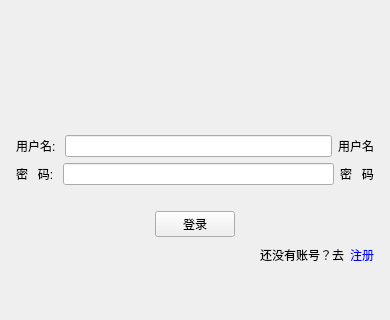
Before: the Qt Designer form logincenter.ui in witnesswish/VioletClient, drawn with Qt 5; both pictures show x 0 to 390 and y 112 to 432 of the 390 by 626 pixel window.
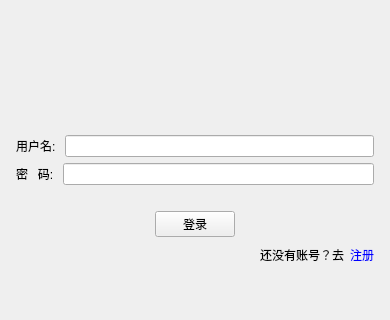
After: the same form once the commit is applied.

Commit message: add local cache and update login edit

The edit to the form file:
```diff
--- a/logincenter.ui
+++ b/logincenter.ui
@@ -53,13 +53,6 @@
        <item>
         <widget class="QLineEdit" name="username"/>
        </item>
-       <item>
-        <widget class="QLabel" name="label_4">
-         <property name="text">
-          <string>用户名</string>
-         </property>
-        </widget>
-       </item>
       </layout>
      </item>
      <item>
@@ -72,12 +65,9 @@
         </widget>
        </item>
        <item>
-        <widget class="QLineEdit" name="password"/>
-       </item>
-       <item>
-        <widget class="QLabel" name="label_5">
-         <property name="text">
-          <string>密   码</string>
+        <widget class="QLineEdit" name="password">
+         <property name="echoMode">
+          <enum>QLineEdit::EchoMode::Password</enum>
          </property>
         </widget>
        </item>
```
The commit also changes 12 other files.
